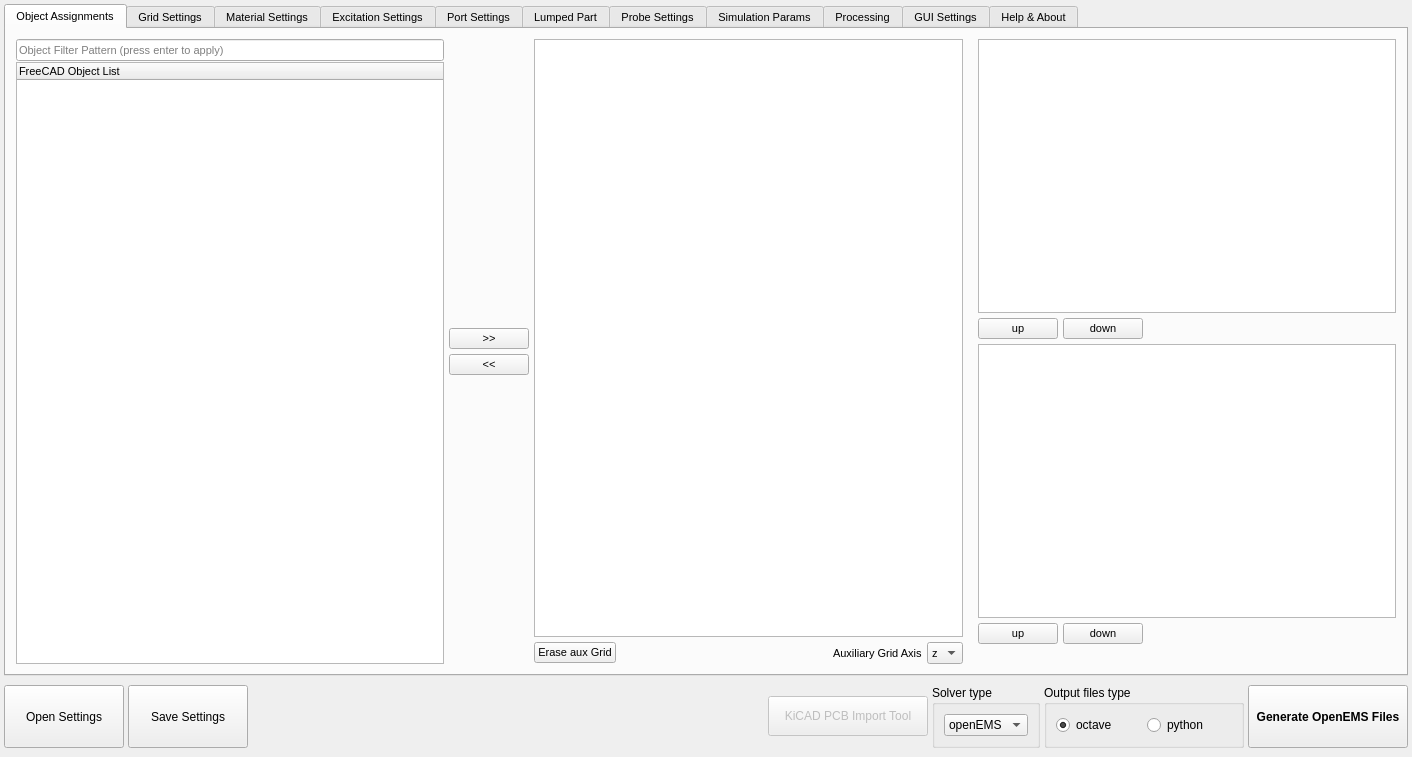
Qt form ui/dialog_OpenEMS_Simulation_Creator.ui (LubomirJagos42/FreeCAD-OpenEMS-Export) before a commit.
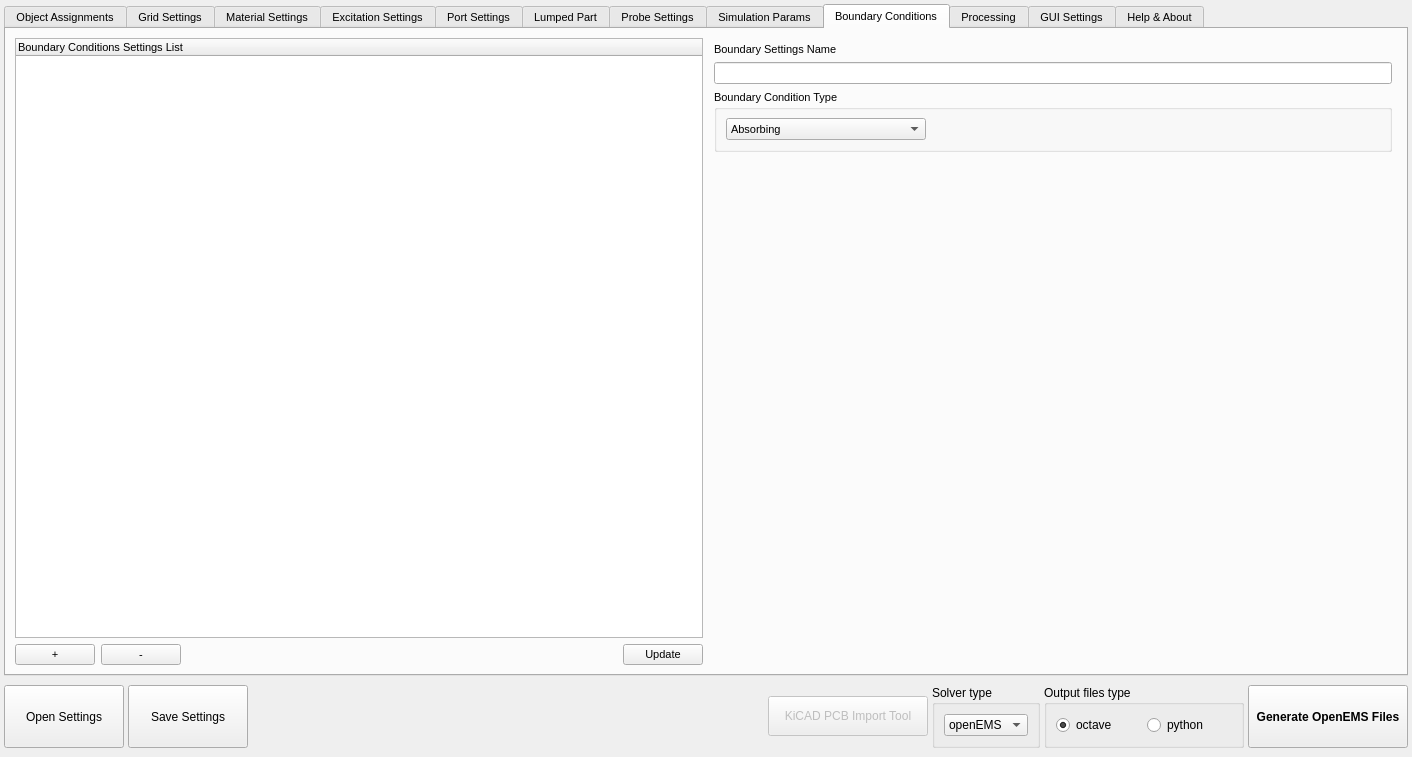
The same form after that commit. The open tabs and pages were chosen to show the change.

Commit message: added GUI stuff for boundary condition definition for FEM solvers, now need to be implemented in code

```diff
--- a/ui/dialog_OpenEMS_Simulation_Creator.ui
+++ b/ui/dialog_OpenEMS_Simulation_Creator.ui
@@ -7226,6 +7226,185 @@
            </item>
           </layout>
          </widget>
+         <widget class="QWidget" name="boundaryConditionsTab">
+          <property name="accessibleName">
+           <string/>
+          </property>
+          <attribute name="title">
+           <string>Boundary Conditions</string>
+          </attribute>
+          <layout class="QHBoxLayout" name="horizontalLayout_61">
+           <item>
+            <layout class="QVBoxLayout" name="verticalLayout_42">
+             <property name="leftMargin">
+              <number>0</number>
+             </property>
+             <property name="topMargin">
+              <number>0</number>
+             </property>
+             <property name="rightMargin">
+              <number>0</number>
+             </property>
+             <property name="bottomMargin">
+              <number>0</number>
+             </property>
+             <item>
+              <widget class="QTreeWidget" name="boundaryConditionSettingsTreeView">
+               <column>
+                <property name="text">
+                 <string>Boundary Conditions Settings List</string>
+                </property>
+               </column>
+              </widget>
+             </item>
+             <item>
+              <layout class="QHBoxLayout" name="horizontalLayout_62">
+               <property name="leftMargin">
+                <number>0</number>
+               </property>
+               <property name="topMargin">
+                <number>0</number>
+               </property>
+               <property name="rightMargin">
+                <number>0</number>
+               </property>
+               <property name="bottomMargin">
+                <number>0</number>
+               </property>
+               <item>
+                <widget class="QPushButton" name="boundaryConditionSettingsAddButton">
+                 <property name="text">
+                  <string>+</string>
+                 </property>
+                </widget>
+               </item>
+               <item>
+                <widget class="QPushButton" name="boundaryConditionSettingsRemoveButton">
+                 <property name="text">
+                  <string>-</string>
+                 </property>
+                </widget>
+               </item>
+               <item>
+                <spacer name="horizontalSpacer_53">
+                 <property name="orientation">
+                  <enum>Qt::Orientation::Horizontal</enum>
+                 </property>
+                 <property name="sizeHint" stdset="0">
+                  <size>
+                   <width>40</width>
+                   <height>20</height>
+                  </size>
+                 </property>
+                </spacer>
+               </item>
+               <item>
+                <widget class="QPushButton" name="boundaryConditionSettingsUpdateButton">
+                 <property name="text">
+                  <string>Update</string>
+                 </property>
+                </widget>
+               </item>
+              </layout>
+             </item>
+            </layout>
+           </item>
+           <item>
+            <layout class="QVBoxLayout" name="verticalLayout_41">
+             <property name="leftMargin">
+              <number>5</number>
+             </property>
+             <property name="topMargin">
+              <number>5</number>
+             </property>
+             <property name="rightMargin">
+              <number>5</number>
+             </property>
+             <property name="bottomMargin">
+              <number>5</number>
+             </property>
+             <item>
+              <widget class="QLabel" name="label_121">
+               <property name="text">
+                <string>Boundary Settings Name</string>
+               </property>
+              </widget>
+             </item>
+             <item>
+              <widget class="QLineEdit" name="boundaryConditionSettingsNameInput"/>
+             </item>
+             <item>
+              <widget class="QGroupBox" name="groupBox_10">
+               <property name="title">
+                <string>Boundary Condition Type</string>
+               </property>
+               <layout class="QGridLayout" name="gridLayout_26">
+                <item row="0" column="1">
+                 <spacer name="horizontalSpacer_52">
+                  <property name="orientation">
+                   <enum>Qt::Orientation::Horizontal</enum>
+                  </property>
+                  <property name="sizeHint" stdset="0">
+                   <size>
+                    <width>40</width>
+                    <height>20</height>
+                   </size>
+                  </property>
+                 </spacer>
+                </item>
+                <item row="0" column="0">
+                 <widget class="QComboBox" name="boundaryConditionTypeCombobox">
+                  <property name="minimumSize">
+                   <size>
+                    <width>200</width>
+                    <height>0</height>
+                   </size>
+                  </property>
+                  <property name="currentIndex">
+                   <number>3</number>
+                  </property>
+                  <item>
+                   <property name="text">
+                    <string>PEC</string>
+                   </property>
+                  </item>
+                  <item>
+                   <property name="text">
+                    <string>PMC</string>
+                   </property>
+                  </item>
+                  <item>
+                   <property name="text">
+                    <string>Robin</string>
+                   </property>
+                  </item>
+                  <item>
+                   <property name="text">
+                    <string>Absorbing</string>
+                   </property>
+                  </item>
+                 </widget>
+                </item>
+               </layout>
+              </widget>
+             </item>
+             <item>
+              <spacer name="verticalSpacer_34">
+               <property name="orientation">
+                <enum>Qt::Orientation::Vertical</enum>
+               </property>
+               <property name="sizeHint" stdset="0">
+                <size>
+                 <width>20</width>
+                 <height>40</height>
+                </size>
+               </property>
+              </spacer>
+             </item>
+            </layout>
+           </item>
+          </layout>
+         </widget>
          <widget class="QWidget" name="postprocessingTab">
           <attribute name="title">
            <string>Processing</string>
```
Left out of the diff: 75 changed lines with no effect on the pictures. The commit also changes 3 other files.
